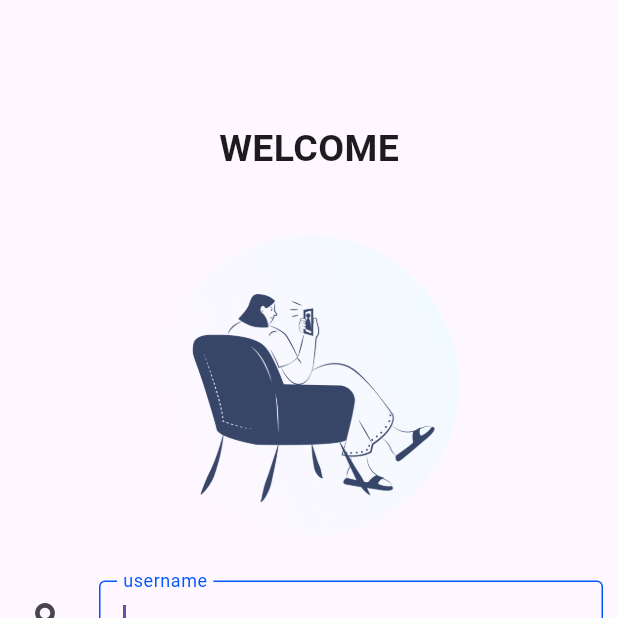
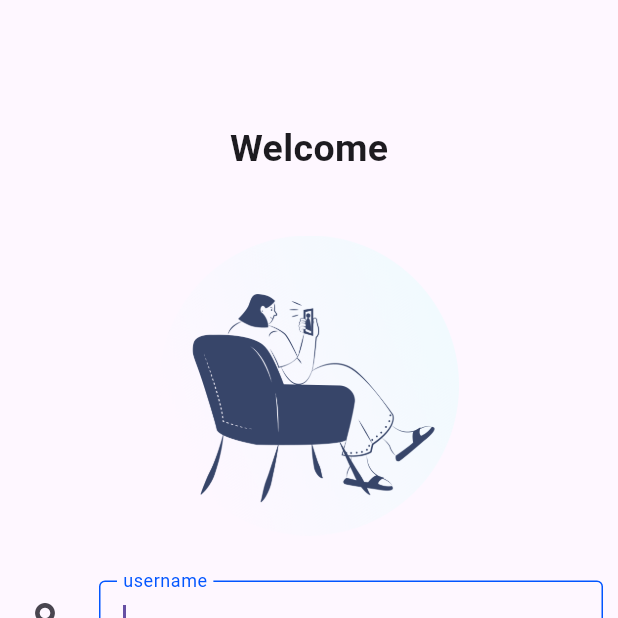
Before and after one commit to Archoooo/Learn-Flutter, a Flutter app: the screen it shows after launch, on a phone screen of 412 x 824 dp, the top half of it. Run offline on Flutter 3.47's test engine with Material 3 defaults, Android fonts, the phone set to English and light mode, and no system bars; Roboto replaces fonts that are missing (Stick).

Commit message:
txtfield v 1.4

```diff
--- a/lib/tXtField.dart
+++ b/lib/tXtField.dart
@@ -1,8 +1,17 @@
 import 'package:flutter/material.dart';
+import 'package:flutter/widgets.dart';
 
-class txtF extends StatelessWidget {
+class txtF extends StatefulWidget {
+  @override
+  State<txtF> createState() => _txtFState();
+}
+
+class _txtFState extends State<txtF> {
   @override
   Widget build(BuildContext context) {
+    String User = "";
+    String hello = "Welcome";
+    final TextEditingController MyControll = TextEditingController();
     return MaterialApp(
       debugShowCheckedModeBanner: false,
       home: Scaffold(
@@ -18,12 +27,14 @@ class txtF extends StatelessWidget {
                   padding: const EdgeInsets.all(20),
                   child: Title(
                     color: Colors.black,
-                    child: Text(
-                      "WELCOME",
-                      style: TextStyle(
-                          fontSize: 25,
-                          fontWeight: FontWeight.bold,
-                          fontFamily: "Stick"),
+                    child: Container(
+                      child: Text(
+                        hello + User,
+                        style: TextStyle(
+                            fontSize: 25,
+                            fontWeight: FontWeight.bold,
+                            fontFamily: "Stick"),
+                      ),
                     ),
                   ),
                 )),
@@ -41,11 +52,22 @@ class txtF extends StatelessWidget {
                     padding: const EdgeInsets.all(10),
                     child: TextField(
                         // autocorrect: true,
-                        autofocus: true,
                         // // obscureText: true,
                         // // obscuringCharacter: "V",
                         // keyboardType: TextInputType.datetime,
+                        controller: MyControll,
+                        onSubmitted: (value) {
+                          print(value);
+                          setState(() {
+                            User = value;
+                          });
+                        },
+                        onChanged: (value) {
+                          print("sdadsada");
+                        },
+                        onEditingComplete: () => Text("edit succes"),
                         showCursor: true,
+                        autofocus: true,
                         decoration: InputDecoration(
                           icon: Icon(
                             Icons.person_outline_sharp,
@@ -75,10 +97,10 @@ class txtF extends StatelessWidget {
                   child: Padding(
                     padding: const EdgeInsets.all(5),
                     child: TextField(
+                      obscureText: true,
+                      obscuringCharacter: "*",
                       // autocorrect: true,
                       // autofocus: true,
-                      obscureText: true,
-                      obscuringCharacter: "*",
                       // keyboardType: TextInputType.datetime,
                       showCursor: true,
                       decoration: InputDecoration(
```
